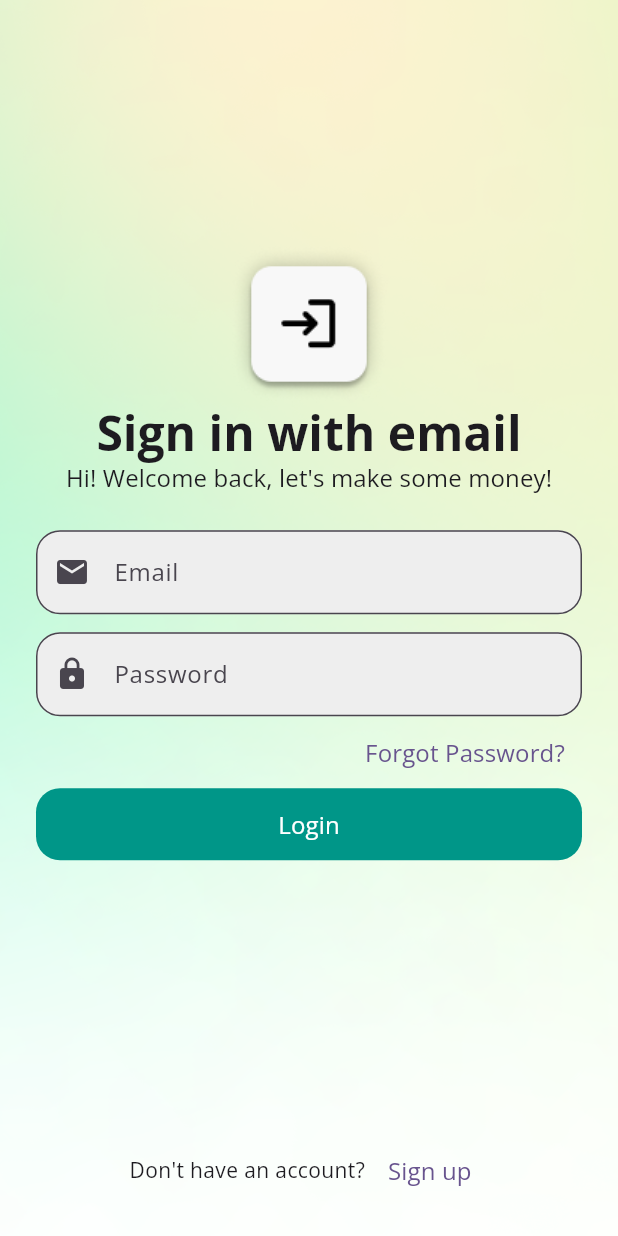
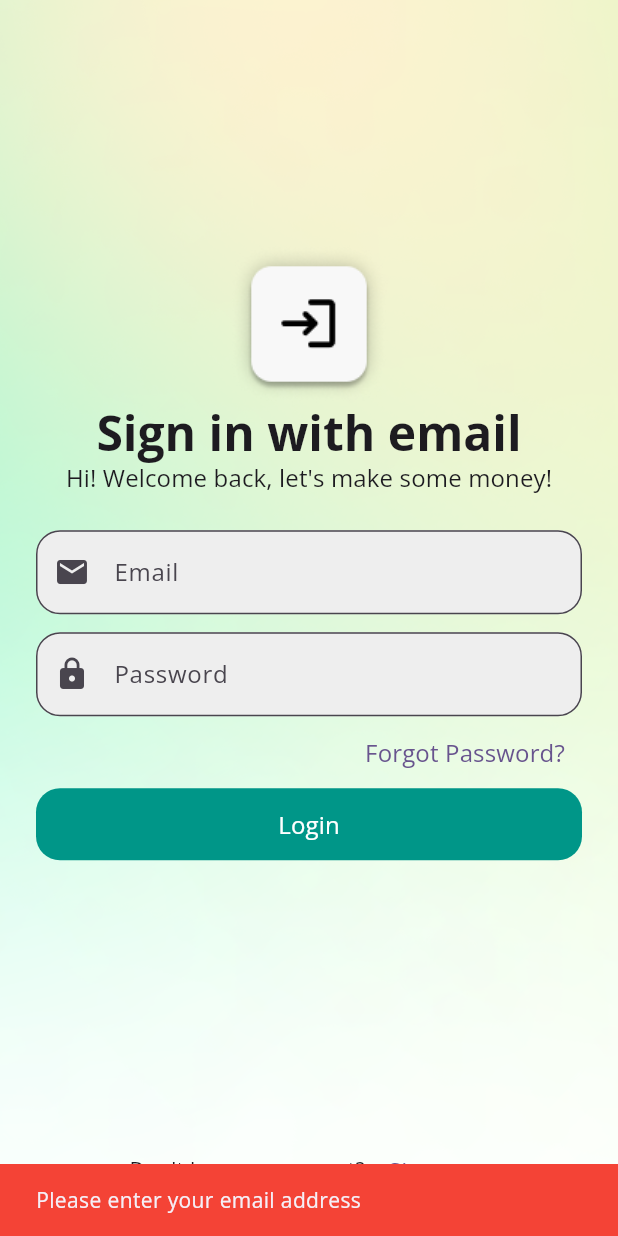
Before and after one commit to rujin2003/stock_app, a Flutter app: the screen it shows after launch, after a tap on "Forgot Password?", on a phone screen of 412 x 824 dp. Run offline on Flutter 3.47's test engine with Material 3 defaults, Android fonts, the phone set to English and light mode, and no system bars; our stand-ins replace flutter_dotenv, flutter_riverpod, gap, google_fonts, riverpod_annotation, supabase_flutter and 1 more; accounts and stored records are empty; generated files the repository leaves out were written again.

Commit message:
feat: Implement forgot password functionality in sign-in page

```diff
--- a/lib/pages/sign_in_page.dart
+++ b/lib/pages/sign_in_page.dart
@@ -29,6 +29,42 @@ class _SignInPageState extends ConsumerState<SignInPage> {
       await ref
           .read(authStateNotifierProvider.notifier)
           .signIn(_emailController.text, _passwordController.text);
+    }
+  }
+
+  Future<void> _handleForgotPassword() async {
+    if (_emailController.text.isEmpty) {
+      ScaffoldMessenger.of(context).showSnackBar(
+        const SnackBar(
+          content: Text('Please enter your email address'),
+          backgroundColor: Colors.red,
+        ),
+      );
+      return;
+    }
+
+    try {
+      await ref
+          .read(authStateNotifierProvider.notifier)
+          .resetPassword(_emailController.text);
+
+      if (mounted) {
+        ScaffoldMessenger.of(context).showSnackBar(
+          const SnackBar(
+            content: Text('Password reset instructions sent to your email'),
+            backgroundColor: Colors.green,
+          ),
+        );
+      }
+    } catch (e) {
+      if (mounted) {
+        ScaffoldMessenger.of(context).showSnackBar(
+          SnackBar(
+            content: Text(e.toString()),
+            backgroundColor: Colors.red,
+          ),
+        );
+      }
     }
   }
 
@@ -120,11 +156,7 @@ class _SignInPageState extends ConsumerState<SignInPage> {
                 Align(
                   alignment: Alignment.centerRight,
                   child: TextButton(
-                    onPressed: _isLoading
-                        ? null
-                        : () {
-                            // TODO: Implement forgot password
-                          },
+                    onPressed: _isLoading ? null : _handleForgotPassword,
                     child: Text("Forgot Password?"),
                   ),
                 ),
```
Also changed, not shown: lib/components/stock_trading_view.dart (+0 -12 lines).
